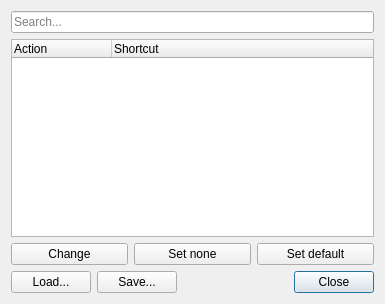
Qt form src/ui/qgsconfigureshortcutsdialog.ui (qgis/QGIS) before a commit.
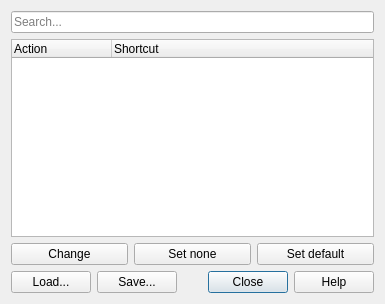
The same form after that commit. Custom widgets are drawn as their Qt base class.

Commit message:
Filling the help infrastructure
Add missing help button and links to user manual

The edit to the form file:
```diff
--- a/src/ui/qgsconfigureshortcutsdialog.ui
+++ b/src/ui/qgsconfigureshortcutsdialog.ui
@@ -109,7 +109,7 @@
         <enum>Qt::Horizontal</enum>
        </property>
        <property name="standardButtons">
-        <set>QDialogButtonBox::Close</set>
+        <set>QDialogButtonBox::Close|QDialogButtonBox::Help</set>
        </property>
       </widget>
      </item>
```
The commit also changes 32 other files.
